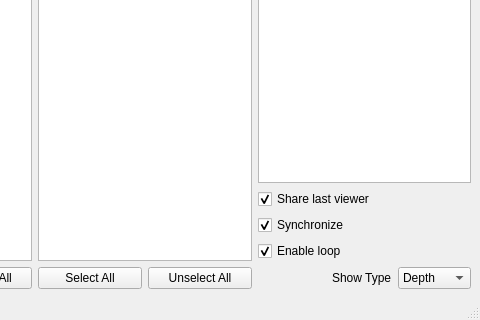
d3ce1t/PrivacyProject, file KinectProject/DatasetBrowser.ui: the form before one commit; both pictures show x 409 to 889 and y 261 to 581 of the 889 by 581 pixel window.
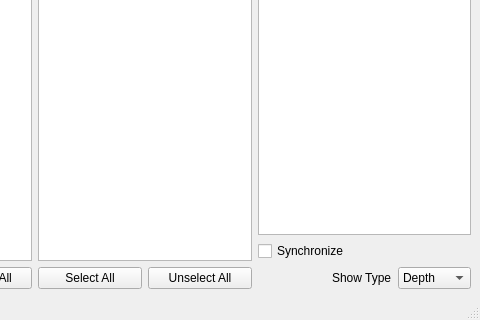
The form after the commit.

Diff of the .ui file:
```diff
--- a/KinectProject/DatasetBrowser.ui
+++ b/KinectProject/DatasetBrowser.ui
@@ -172,14 +172,8 @@
          </widget>
         </item>
         <item>
-         <widget class="QListWidget" name="listInstances"/>
-        </item>
-        <item>
-         <widget class="QCheckBox" name="checkBoxSameViewer">
-          <property name="text">
-           <string>Share last viewer</string>
-          </property>
-          <property name="checked">
+         <widget class="QListWidget" name="listInstances">
+          <property name="dragEnabled">
            <bool>true</bool>
           </property>
          </widget>
@@ -190,17 +184,7 @@
            <string>Synchronize</string>
           </property>
           <property name="checked">
-           <bool>true</bool>
-          </property>
-         </widget>
-        </item>
-        <item>
-         <widget class="QCheckBox" name="checkBoxLoop">
-          <property name="text">
-           <string>Enable loop</string>
-          </property>
-          <property name="checked">
-           <bool>true</bool>
+           <bool>false</bool>
           </property>
          </widget>
         </item>
```
Left out of the diff: 22 changed lines with no effect on the pictures.
